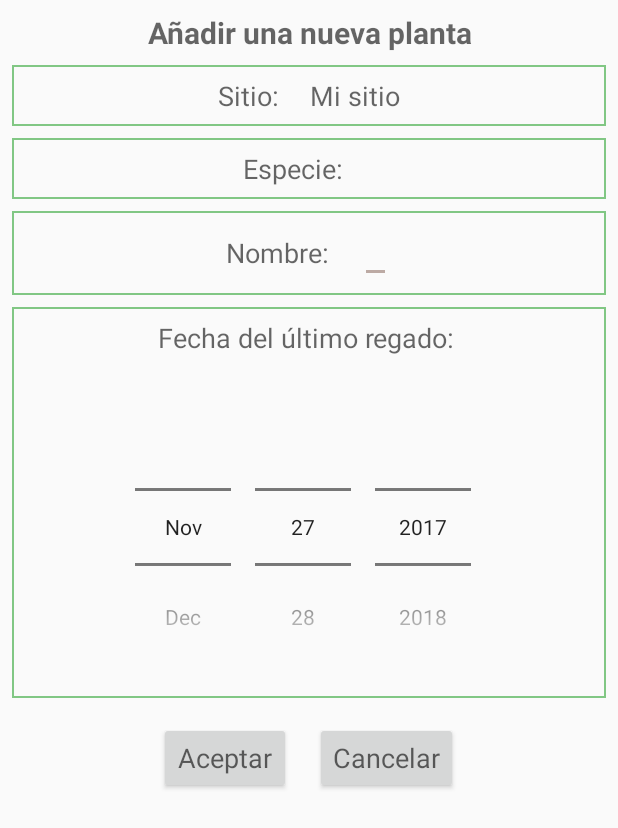
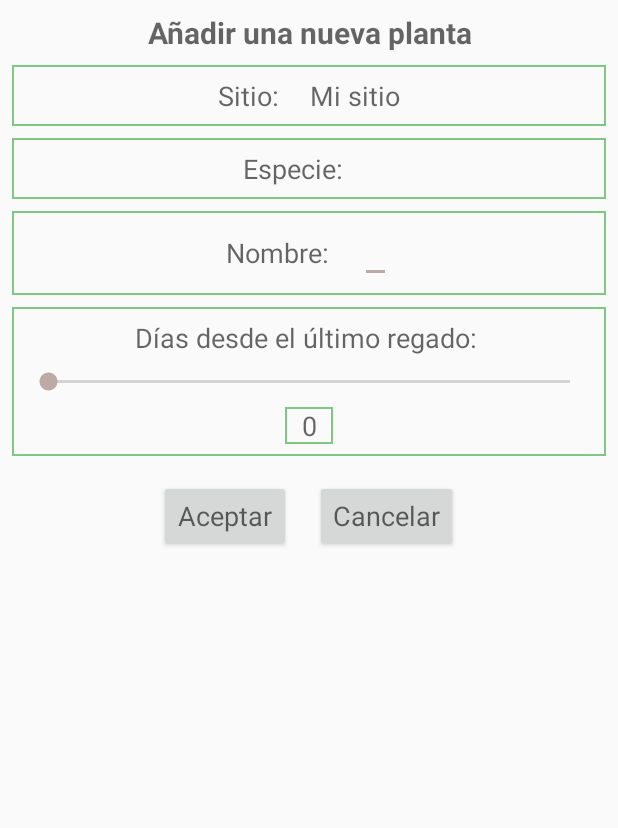
Before and after one commit to guillegarcia/IPlantas, an Android app: the AddPlantActivity screen opened directly, with no data from a screen before it, after a tap on "Aceptar", on a phone screen of 412 x 824 dp. Shown: the top 828 px of the screen. Run offline under Robolectric (Android 15) with nearby library versions, the phone set to English and light mode, and no system bars; 1 statement that could not run was skipped.

Commit message:
Plantas -> Arreglo de la fecha de regado (incluido Seekbar)

```diff
--- a/app/src/main/java/com/iplantas/iplantas/activity/AddPlantActivity.java
+++ b/app/src/main/java/com/iplantas/iplantas/activity/AddPlantActivity.java
@@ -4,12 +4,14 @@ import android.os.Build;
 import android.os.Bundle;
 import android.support.annotation.RequiresApi;
 import android.support.v7.app.AppCompatActivity;
+import android.util.Log;
 import android.view.Menu;
 import android.view.MenuItem;
 import android.view.View;
 import android.widget.Button;
 import android.widget.DatePicker;
 import android.widget.EditText;
+import android.widget.SeekBar;
 import android.widget.TextView;
 import android.widget.Toast;
 
@@ -18,7 +20,10 @@ import com.iplantas.iplantas.model.Plant;
 import com.iplantas.iplantas.persistence.MyStorage;
 import com.iplantas.iplantas.persistence.MyStorageSQLite;
 
-import java.sql.Date;
+import java.util.Date;
+import java.time.LocalDate;
+import java.time.format.DateTimeFormatter;
+import java.util.Calendar;
 
 /**
  * Created by Fernando on 17/11/2017.
@@ -33,13 +38,17 @@ public class AddPlantActivity  extends AppCompatActivity {
     private TextView addPlantLabelName;
     private EditText addPlantNameName;
     private TextView addPlantLabelWater;
-    private DatePicker addPlantLastWatered;
+    private SeekBar addPlantLastWatered;
+    private TextView addPlantLastWateredNumber;
     private Button addPlantAccept;
     private Button addPlantCancel;
     private Date pickedDate;
+    private LocalDate localDate;
+    private DateTimeFormatter dtf;
     private DatePicker.OnDateChangedListener mOnDateChangedListener;
     private static final String PLANT_NAME = "plant_name";
     private static final String initial_date = "01-January-2015";
+    private int positionDays;
     @Override
     protected void onCreate(Bundle savedInstanceState) {
         super.onCreate(savedInstanceState);
@@ -58,17 +67,18 @@ public class AddPlantActivity  extends AppCompatActivity {
         addPlantLabelName = (TextView) findViewById(R.id.add_plant_label_name);
         addPlantNameName = (EditText) findViewById(R.id.add_plant_name_name);
         addPlantLabelWater = (TextView) findViewById(R.id.add_plant_label_water);
-        addPlantLastWatered = (DatePicker) findViewById(R.id.add_plant_last_watered);
+        addPlantLastWatered = (SeekBar) findViewById(R.id.add_plant_last_watered);
+        addPlantLastWateredNumber = (TextView) findViewById(R.id.add_plant_label_water_number);
         addPlantAccept = (Button) findViewById(R.id.add_plant_accept);
         addPlantCancel = (Button) findViewById(R.id.add_plant_cancel);
         addPlantAccept.setOnClickListener(new View.OnClickListener() {
             public void onClick(View v) {
                 // Code here executes on main thread after user presses button
                 MyStorage myPlantsStorage = new MyStorageSQLite(AddPlantActivity.this);
-                Plant myPlant = new Plant.PlantBuilder().
-                    withPlantName(String.valueOf(addPlantNameName.getText())).
-                    withPlantLastWatered(new Date(0)).
-                    buildPlant();
+                Plant myPlant = new Plant.PlantBuilder()
+                    .withPlantName(String.valueOf(addPlantNameName.getText()))
+                    .withPlantLastWatered(pickedDate)
+                    .buildPlant();
                 Toast.makeText(AddPlantActivity.this,myPlant.toString(),Toast.LENGTH_LONG).show();
                 myPlantsStorage.addPlant(myPlant);
             }
@@ -82,36 +92,43 @@ public class AddPlantActivity  extends AppCompatActivity {
         String species = extras.getString(PLANT_NAME);
         addPlantNameSpecies.setText(species);
         addPlantNameName.setText(species);
-        addPlantLastWatered.setMinDate(System.currentTimeMillis());
-/*        mOnDateChangedListener = new DatePicker.OnDateChangedListener() {
+        addPlantLastWateredNumber.setText("0");
+
+        pickedDate = new Date(System.currentTimeMillis());
+        //dtf = DateTimeFormatter.ofPattern("dd/MM/yyyy");
+        //localDate = LocalDate.now();
+        positionDays = 0;
+
+        addPlantLastWatered.setOnSeekBarChangeListener(new SeekBar.OnSeekBarChangeListener() {
+
             @Override
-            public void onDateChanged(DatePicker datePicker, int i, int i1, int i2) {
-                SimpleDateFormat formatoDelTexto = new SimpleDateFormat("yyyy-MM-dd");
-                String strFecha = "2007-12-25";
-                Date fecha = null;
-                try {
-
-                    fecha = (Date) formatoDelTexto.parse(strFecha);
-
-                } catch (ParseException ex) {
-
-                    ex.printStackTrace();
-
-                }
-
-                System.out.println(fecha.toString());
-                Toast.makeText(AddPlantActivity.this,fecha.toString(),Toast.LENGTH_LONG).show();
+            public void onProgressChanged(SeekBar seekBar, int progress, boolean fromUser)
+            {
+                positionDays = progress;
+                String myProgress = String.valueOf(progress);
+                addPlantLastWateredNumber.setText(myProgress);
             }
 
-            public void setOnDateChangedListener(DatePicker.OnDateChangedListener listener){
-                mOnDateChangedListener = listener;
+            @Override
+            public void onStartTrackingTouch(SeekBar arg0)
+            {
             }
-        };
-        addPlantLastWatered.setOnDateChangedListener(mOnDateChangedListener);*/
-    }
 
-    public void setOnDateChangedListener(DatePicker.OnDateChangedListener listener){
-        mOnDateChangedListener = listener;
+            @Override
+            public void onStopTrackingTouch(SeekBar arg0)
+            {
+                //localDate = LocalDate.now();
+                //localDate = localDate.minusDays(positionDays);
+                pickedDate = new Date(System.currentTimeMillis());
+                pickedDate = addSubstractHoursToDate(new Date(System.currentTimeMillis()),positionDays*-1);
+                //String stringForToast = "Mi fecha es - " + localDate.toString() + "-.";
+                String stringForToast2 = "Mi date es - " + pickedDate.toString() + "-.";
+                //Log.d("Probando la fecha: ",stringForToast);
+                Log.d("Probando el Date: ",stringForToast2);
+                //Toast.makeText(AddPlantActivity.this, stringForToast,Toast.LENGTH_LONG).show();
+                Toast.makeText(AddPlantActivity.this, stringForToast2,Toast.LENGTH_LONG).show();
+            }
+        });
     }
 
     @Override
@@ -133,4 +150,11 @@ public class AddPlantActivity  extends AppCompatActivity {
         }
         return super.onOptionsItemSelected(item);
     }
+
+    public Date addSubstractHoursToDate(Date date, int days){
+        Calendar calendar = Calendar.getInstance();
+        calendar.setTime(date); // Configuramos la fecha que se recibe
+        calendar.add(Calendar.DAY_OF_MONTH, days);  // numero de horas a añadir, o restar en caso de horas<0
+        return calendar.getTime(); // Devuelve el objeto Date con las nuevas horas añadidas
+    }
 }
--- a/app/src/main/java/com/iplantas/iplantas/model/Plant.java
+++ b/app/src/main/java/com/iplantas/iplantas/model/Plant.java
@@ -1,6 +1,6 @@
 package com.iplantas.iplantas.model;
 
-import java.sql.Date;
+import java.util.Date;
 
 public class Plant {
     private int idPlace = 0;
--- a/app/src/main/java/com/iplantas/iplantas/persistence/MyStorageSQLite.java
+++ b/app/src/main/java/com/iplantas/iplantas/persistence/MyStorageSQLite.java
@@ -5,12 +5,13 @@ import android.content.Context;
 import android.database.Cursor;
 import android.database.sqlite.SQLiteDatabase;
 import android.database.sqlite.SQLiteOpenHelper;
+import android.util.Log;
 import android.widget.Toast;
 
 import com.iplantas.iplantas.model.Plant;
 import com.iplantas.iplantas.model.Site;
 
-import java.sql.Date;
+import java.util.Date;
 import java.util.ArrayList;
 import java.util.List;
 
@@ -40,7 +41,7 @@ public class MyStorageSQLite extends SQLiteOpenHelper implements MyStorage {
 
         db.execSQL("CREATE TABLE myplants (" +
                 "idPlace INTEGER, " +
-                "idPlant INTEGER PRIMARY KEY AUTOINCREMENT, " +
+                "idPlant INTEGER PRIMARY KEY, " +
                 "idSpecies INTEGER, " +
                 "plantName TEXT, " +
                 "plantLastWatered DATE, " +
@@ -181,20 +182,39 @@ public class MyStorageSQLite extends SQLiteOpenHelper implements MyStorage {
         Date plantLastWatered = plant.getPlantLastWatered();
         String plantDataUrl = plant.getPlantDataUrl();
         String plantImageUrl = plant.getPlantImageUrl();
-        Date plantDateOfAddition = plant.getPlantDateOfAddition();
+        Date plantDateOfAddition = new Date(System.currentTimeMillis());
 
-        db.execSQL("INSERT INTO myplants VALUES ('"
+        db.execSQL("INSERT INTO myplants (" +
+                        "idPlace, " +
+//                        "idPlant, " +
+                        "idSpecies, " +
+                        "plantName, " +
+                        "plantLastWatered, " +
+                        "plantDataUrl, " +
+                        "plantImageUrl, " +
+                        "plantDateOfAddition)"+
+                "VALUES ('"
                 + idPlace + "', '"
-                + idPlant + "', '"
+//                + idPlant + "', '"
                 + idSpecies + "', '"
                 + plantName + "', '"
                 + plantLastWatered + "', '"
                 + plantDataUrl + "', '"
                 + plantImageUrl + "', '"
                 + plantDateOfAddition + "')");
+        String inserted = "VALUES ('"
+                + idPlace + "', '"
+//                + idPlant + "', '"
+                + idSpecies + "', '"
+                + plantName + "', '"
+                + plantLastWatered + "', '"
+                + plantDataUrl + "', '"
+                + plantImageUrl + "', '"
+                + plantDateOfAddition + "')";
         db.close();
         String text = "Planta " + plantName + " guardada";
-        Toast.makeText(context,text,Toast.LENGTH_LONG).show();
+        Toast.makeText(context,inserted,Toast.LENGTH_LONG).show();
+        Log.i("Planta insertada: ",inserted,null);
     }
 
     @Override
--- a/app/src/main/res/layout/activity_add_plant.xml
+++ b/app/src/main/res/layout/activity_add_plant.xml
@@ -112,20 +112,32 @@
             android:layout_marginHorizontal="8dp"
             android:layout_marginBottom="4dp"
             app:layout_constraintTop_toBottomOf="parent"
-            android:text="Fecha del último regado: "/>
-        <DatePicker
+            android:text="Días desde el último regado: "/>
+        <SeekBar
             android:layout_width="match_parent"
             android:layout_height="wrap_content"
-            android:textAlignment="center"
-            android:datePickerMode="spinner"
-            android:calendarViewShown="false"
-            android:layout_marginBottom="8dp"
+            android:layout_marginBottom="4dp"
             android:layout_marginHorizontal="8dp"
             android:layout_marginTop="4dp"
-            android:elevation="4dp"
             android:id="@+id/add_plant_last_watered"
-            app:layout_constraintTop_toBottomOf="@+id/add_plant_label_water">
-        </DatePicker>
+            app:layout_constraintTop_toBottomOf="@+id/add_plant_label_water"
+            android:min="0"
+            android:max="30"
+            android:progress="0">
+        </SeekBar>
+        <TextView
+            android:id="@+id/add_plant_label_water_number"
+            android:layout_width="32sp"
+            android:layout_height="wrap_content"
+            android:textAppearance="?android:attr/textAppearanceMedium"
+            android:background="@drawable/add_plant_border"
+            android:textAlignment="center"
+            android:layout_gravity="center"
+            android:layout_marginTop="4dp"
+            android:layout_marginHorizontal="8dp"
+            android:layout_marginBottom="8dp"
+            app:layout_constraintTop_toBottomOf="@+id/add_plant_last_watered"
+            android:text="0"/>
     </LinearLayout>
     <LinearLayout
         android:id="@+id/add_buttons"
```
